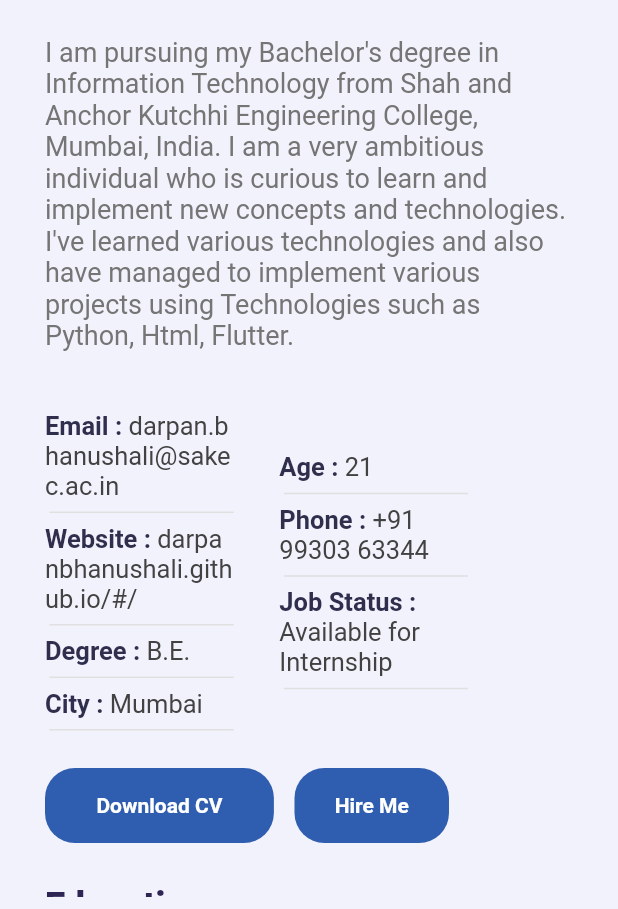
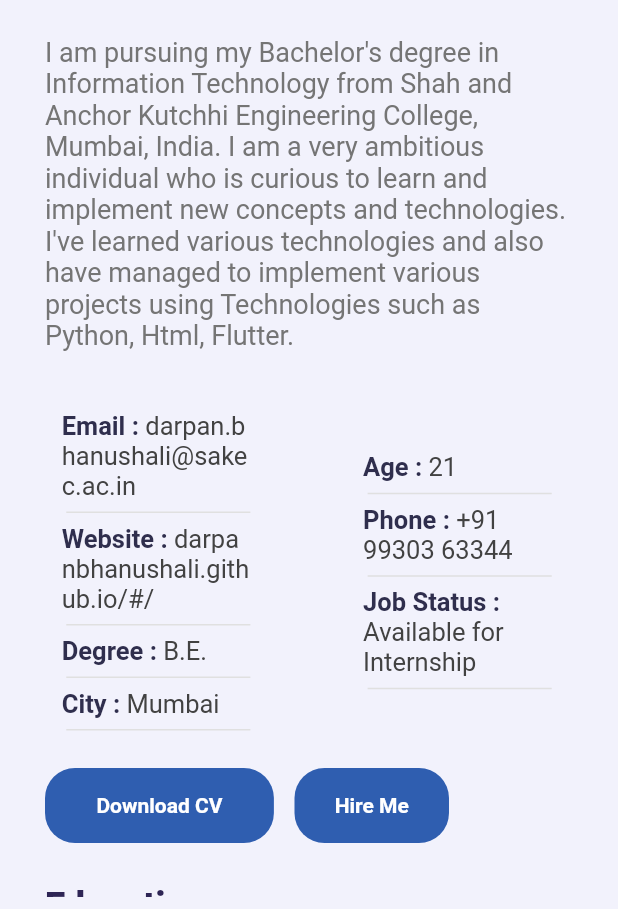
Before and after one commit to darpanbhanushali/portfolio_flutter, a Flutter app: the About widget shown alone on an empty page, opened directly, on a phone screen of 412 x 824 dp, the part 327-1236 px from its top. Run offline on Flutter 3.47's test engine with Material 2 defaults, Android fonts, the light colour scheme and no system bars; our stand-ins replace auto_size_text, email_validator, fluttertoast, font_awesome_flutter, timeline_tile; missing offline and left inert: dart:html; project files that could hold a hidden picture were left out.

Commit message:
About minor change

```diff
--- a/lib/screens/about.dart
+++ b/lib/screens/about.dart
@@ -73,7 +73,9 @@ class About extends StatelessWidget {
                 ),
               ),
               Row(
-                mainAxisAlignment: MainAxisAlignment.start,
+                mainAxisAlignment: Responsive.isSmallScreen(context)
+                    ? MainAxisAlignment.spaceAround
+                    : MainAxisAlignment.start,
                 children: [
                   Container(
                     width: MediaQuery.of(context).size.width /
--- a/pubspec.yaml
+++ b/pubspec.yaml
@@ -35,7 +35,7 @@ dependencies:
   http: ^0.13.4
   email_validator: ^2.0.1
   fluttertoast: ^8.0.8
-
+  dio: ^4.0.4
 
 
 dev_dependencies:
```
Also changed, not shown: pubspec.lock.
